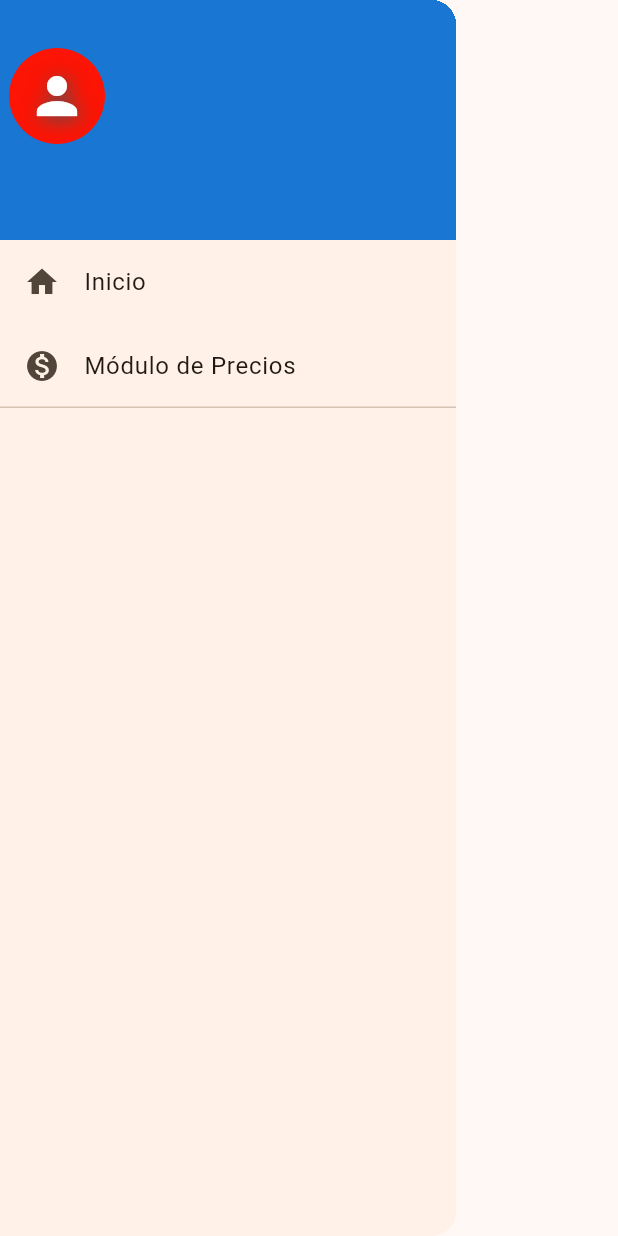
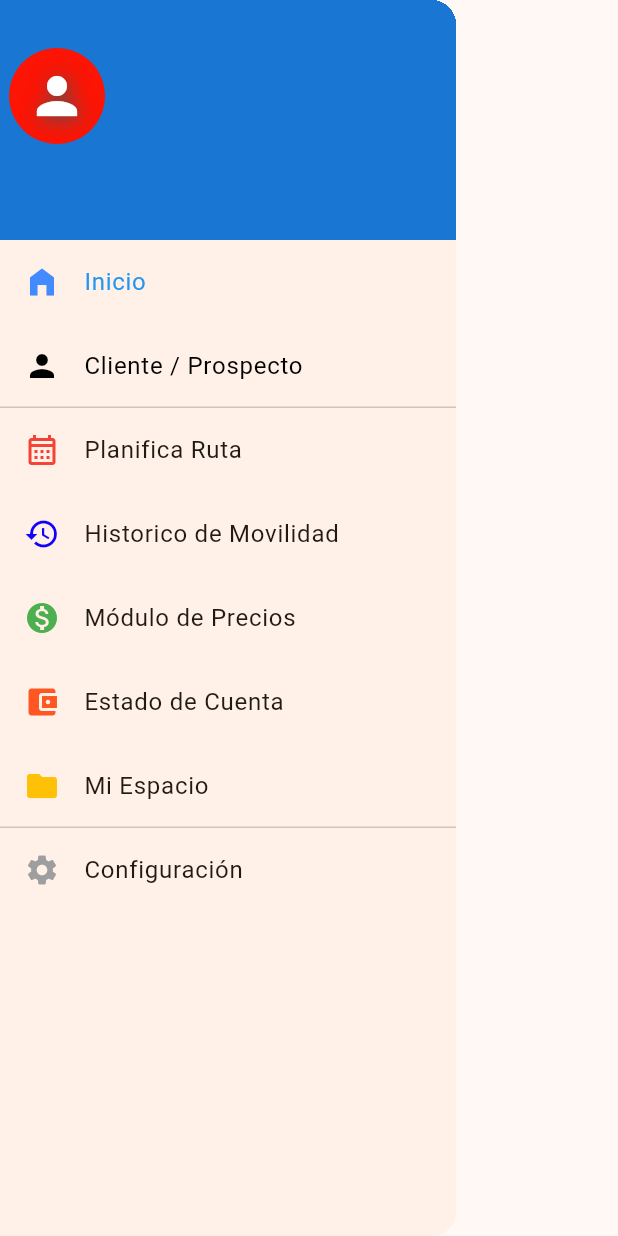
Before and after one commit to matiox23/salesmobility_flutter, a Flutter app: the MyNavigationDrawer widget shown alone on an empty page, opened directly, on a phone screen of 412 x 824 dp. Run offline on Flutter 3.47's test engine with Material 3 defaults, Android fonts, the phone set to English and light mode, and no system bars; our stand-ins replace cached_network_image, calendar_date_picker2, dio, equatable, flutter_bloc, flutter_native_splash and 7 more; missing offline and left inert: custom_timer, dart_jsonwebtoken; accounts and stored records are empty; network calls fail; project files that could hold a hidden picture were left out.

Commit message:
Pantalla Drawer y Cliente Prospecto

```diff
--- /dev/null
+++ b/devtools_options.yaml
@@ -0,0 +1,3 @@
+description: This file stores settings for Dart & Flutter DevTools.
+documentation: https://docs.flutter.dev/tools/devtools/extensions#configure-extension-enablement-states
+extensions:
--- a/lib/presentation/app.dart
+++ b/lib/presentation/app.dart
@@ -1,5 +1,6 @@
 import 'package:flutter/material.dart';
 import 'package:flutter_app_users/blocs/internet_connection/bloc/internet_bloc.dart';
+import 'package:flutter_app_users/presentation/screens/ClienteProspecto/cliente_prospecto_screen.dart';
 import 'package:flutter_app_users/presentation/screens/screens.dart';
 import 'package:flutter_localizations/flutter_localizations.dart';
 import 'package:flutter_bloc/flutter_bloc.dart';
@@ -32,6 +33,8 @@ class MyApp extends StatelessWidget {
           LoadConfigScreen.routeName: (_) => const LoadConfigScreen(),
           LoginScreen.routeName: (_) => const LoginScreen(),
           HomeScreen.routeName: (_) => const HomeScreen(),
+          ClienteProspectoScreen.routeName: (_) =>
+              const ClienteProspectoScreen(),
           PrecioScreen.routeName: (_) => const PrecioScreen(),
           MainScreen.routeName: (_) => const MainScreen(),
           ChannelMapScreen.routeName: (_) => const ChannelMapScreen(),
--- a/lib/presentation/screens/Main/main_screen.dart
+++ b/lib/presentation/screens/Main/main_screen.dart
@@ -3,6 +3,7 @@ import 'dart:async';
 import 'package:flutter_app_users/blocs/blocs.dart';
 import 'package:flutter_app_users/blocs/internet_connection/bloc/internet_bloc.dart';
 import 'package:flutter_app_users/models/parametros_agente_model.dart';
+import 'package:flutter_app_users/presentation/screens/ClienteProspecto/cliente_prospecto_screen.dart';
 import 'package:flutter_app_users/presentation/screens/Tabs/tab_fuera_ruta.dart';
 import 'package:flutter_app_users/presentation/screens/Tabs/tab_inventario.dart';
 import 'package:flutter_app_users/presentation/screens/Tabs/tab_map.dart';
@@ -178,14 +179,15 @@ class _MainScreenState extends State<MainScreen> {
             ],
           ),
           body: const TabBarView(
-            physics: NeverScrollableScrollPhysics(),
+            // Impide el desplazamiento horizontal
+            // physics: NeverScrollableScrollPhysics(),
             children: [
               TabResumenDiario(),
               TabRutaDiaria(),
               TabInventario(),
               TabMap(),
               TabFueraRuta(),
-              TabPedidos()
+              TabPedidos(),
             ],
           ),
           drawer: const MyNavigationDrawer(),
@@ -278,8 +280,23 @@ class _MainScreenState extends State<MainScreen> {
   }
 }
 
-class MyNavigationDrawer extends StatelessWidget {
+class MyNavigationDrawer extends StatefulWidget {
   const MyNavigationDrawer({super.key});
+
+  @override
+  State<MyNavigationDrawer> createState() => _MyNavigationDrawerState();
+}
+
+class _MyNavigationDrawerState extends State<MyNavigationDrawer> {
+  int _selectedIndex = 0; // Índice del elemento seleccionado
+  void _onItemTapped(int index, String routeName) {
+    setState(() {
+      _selectedIndex = index; // Actualiza el índice seleccionado
+    });
+
+    Navigator.pop(context); // Cierra el Drawer
+    Navigator.pushNamed(context, routeName); // Navega a la ruta seleccionada
+  }
 
   @override
   Widget build(BuildContext context) {
@@ -357,19 +374,96 @@ class MyNavigationDrawer extends StatelessWidget {
   }
 
   Widget _myMenuItems(BuildContext context) {
+    // Índice del elemento seleccionado
+
     return Column(
       children: [
         ListTile(
-          leading: const Icon(Icons.home),
-          title: const Text('Inicio'),
+          leading: Icon(
+            Icons.home_filled,
+            color: _selectedIndex == 0 ? Colors.blueAccent : Colors.black,
+          ),
+          title: Text(
+            'Inicio',
+            style: TextStyle(
+                color: _selectedIndex == 0 ? Colors.blue : Colors.black),
+          ),
           onTap: () {
-            Navigator.pop(context);
-            //Navigator.pushNamed(context, MainScreen.routeName);
+            _onItemTapped(0, MainScreen.routeName);
+            // Navigator.pop(context);
+            // Navigator.pushNamed(context, MainScreen.routeName);
           },
         ),
         ListTile(
-          leading: const Icon(Icons.monetization_on),
-          title: const Text('Módulo de Precios'),
+          leading: Icon(
+            Icons.person,
+            color: _selectedIndex == 1 ? Colors.blueAccent : Colors.black,
+          ),
+          title: Text('Cliente / Prospecto',
+              style: TextStyle(
+                  color:
+                      _selectedIndex == 1 ? Colors.blueAccent : Colors.black)),
+          onTap: () {
+            _onItemTapped(1, ClienteProspectoScreen.routeName);
+            // Navigator.pop(context);
+            // Navigator.pushNamed(context, HomeScreen.routeName);
+          },
+        ),
+        const Divider(
+          height: 0,
+        ),
+        ListTile(
+          leading: const Icon(
+            Icons.calendar_month_outlined,
+            color: Colors.red,
+          ),
+          title: const Text('Planifica Ruta'),
+          onTap: () {
+            Navigator.pop(context);
+            Navigator.pushNamed(context, HomeScreen.routeName);
+          },
+        ),
+        ListTile(
+          leading: const Icon(
+            Icons.history,
+            color: Color.fromARGB(255, 17, 0, 255),
+          ),
+          title: const Text('Historico de Movilidad'),
+          onTap: () {
+            Navigator.pop(context);
+            Navigator.pushNamed(context, HomeScreen.routeName);
+          },
+        ),
+        ListTile(
+          leading: const Icon(
+            Icons.monetization_on,
+            color: Colors.green,
+          ),
+          title: const Text(
+            'Módulo de Precios',
+          ),
+          onTap: () {
+            Navigator.pop(context);
+            Navigator.pushNamed(context, HomeScreen.routeName);
+          },
+        ),
+        ListTile(
+          leading: const Icon(
+            Icons.account_balance_wallet,
+            color: Colors.deepOrange,
+          ),
+          title: const Text('Estado de Cuenta'),
+          onTap: () {
+            Navigator.pop(context);
+            Navigator.pushNamed(context, HomeScreen.routeName);
+          },
+        ),
+        ListTile(
+          leading: const Icon(
+            Icons.folder,
+            color: Colors.amber,
+          ),
+          title: const Text('Mi Espacio'),
           onTap: () {
             Navigator.pop(context);
             Navigator.pushNamed(context, HomeScreen.routeName);
@@ -377,7 +471,18 @@ class MyNavigationDrawer extends StatelessWidget {
         ),
         const Divider(
           height: 0,
-        )
+        ),
+        ListTile(
+          leading: const Icon(
+            Icons.settings,
+            color: Colors.grey,
+          ),
+          title: const Text('Configuración'),
+          onTap: () {
+            Navigator.pop(context);
+            Navigator.pushNamed(context, HomeScreen.routeName);
+          },
+        ),
       ],
     );
   }
```
Also changed, not shown: lib/presentation/screens/ClienteProspecto/cliente_prospecto_screen.dart (added, +24 -0 lines).
